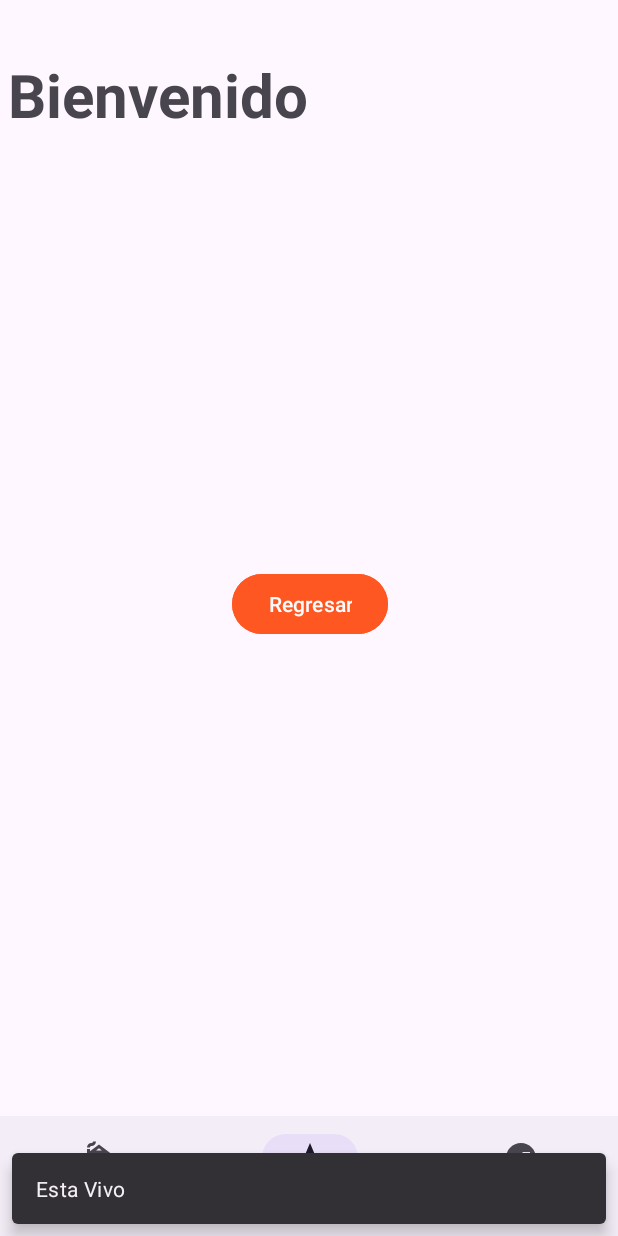
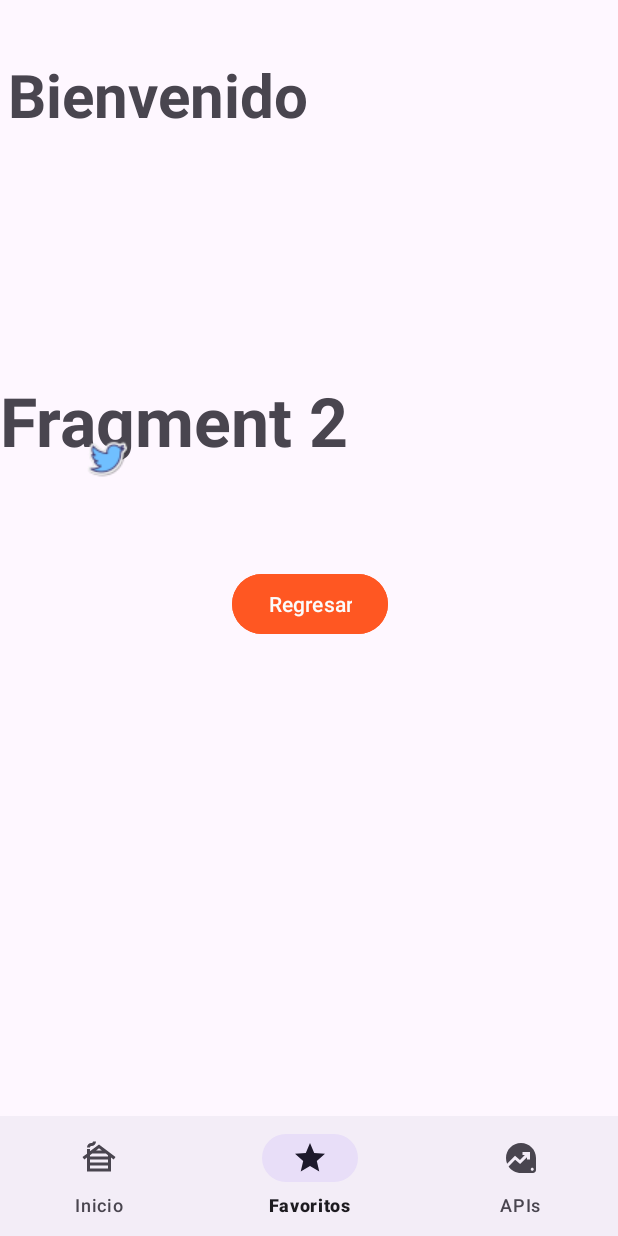
Before and after one commit to David-Masabanda/Interfaz_Dispositivos, an Android app: the screen it shows after launch (EmptyActivity), item 2 of the bottom bar chosen, on a phone screen of 412 x 824 dp. Run offline under Robolectric (Android 15) with nearby library versions, the light colour scheme and no system bars.

Commit message:
Fragment

```diff
--- a/app/src/main/java/com/example/pruebaxd/ui/activities/EmptyActivity.kt
+++ b/app/src/main/java/com/example/pruebaxd/ui/activities/EmptyActivity.kt
@@ -8,6 +8,8 @@ import androidx.core.view.get
 import com.example.pruebaxd.R
 import com.example.pruebaxd.databinding.ActivityEmptyBinding
 import com.example.pruebaxd.ui.fragments.FirstFragment
+import com.example.pruebaxd.ui.fragments.SecondFragment
+import com.example.pruebaxd.ui.fragments.ThirdFragment
 import com.google.android.material.snackbar.Snackbar
 
 class EmptyActivity : AppCompatActivity() {
@@ -66,21 +68,40 @@ class EmptyActivity : AppCompatActivity() {
                     true
                 }
                 R.id.option_2 -> {
+
+                    val frag2=SecondFragment()
+                    val transaccion2=supportFragmentManager.beginTransaction()
+                    transaccion2.add(binding.frm.id,frag2)
+                    transaccion2.addToBackStack(null)
+                    transaccion2.commit()
+
+
+
                     // Respond to navigation item 2 click
-                    Snackbar.make(
-                        binding.bottomNavigation,
-                        "Esta Vivo",
-                        Snackbar.LENGTH_SHORT
-                    )
-                        .show()
+//                    Snackbar.make(
+//                        binding.bottomNavigation,
+//                        "Esta Vivo",
+//                        Snackbar.LENGTH_SHORT
+//                    )
+//                        .show()
                     true
                 }
                 R.id.option_3 -> {
-                    // Respond to navigation item 2 click
-                    var intent = Intent(this,MainActivity::class.java
-                    )
-                    //   intent.putExtra("var1","Juan")
-                    startActivity(intent)
+
+
+                    val frag3=ThirdFragment()
+                    val transaccion3=supportFragmentManager.beginTransaction()
+                    transaccion3.add(binding.frm.id,frag3)
+                    transaccion3.addToBackStack(null)
+                    transaccion3.commit()
+
+
+
+//                    // Respond to navigation item 2 click
+//                    var intent = Intent(this,MainActivity::class.java
+//                    )
+//                    //   intent.putExtra("var1","Juan")
+//                    startActivity(intent)
                     true
                 }
                 else -> false
--- /dev/null
+++ b/app/src/main/java/com/example/pruebaxd/ui/fragments/SecondFragment.kt
@@ -0,0 +1,28 @@
+package com.example.pruebaxd.ui.fragments
+
+import android.os.Bundle
+import androidx.fragment.app.Fragment
+import android.view.LayoutInflater
+import android.view.View
+import android.view.ViewGroup
+import com.example.pruebaxd.R
+import com.example.pruebaxd.databinding.FragmentSecondBinding
+
+
+class SecondFragment : Fragment() {
+
+    private lateinit var binding: FragmentSecondBinding
+
+    override fun onCreateView(
+        inflater: LayoutInflater, container: ViewGroup?,
+        savedInstanceState: Bundle?
+    ): View? {
+        // Inflate the layout for this fragment
+        binding=FragmentSecondBinding.inflate(
+            layoutInflater, container, false)
+
+        return binding.root
+    }
+
+
+}
--- /dev/null
+++ b/app/src/main/res/layout/fragment_second.xml
@@ -0,0 +1,27 @@
+<?xml version="1.0" encoding="utf-8"?>
+<androidx.constraintlayout.widget.ConstraintLayout xmlns:android="http://schemas.android.com/apk/res/android"
+    xmlns:tools="http://schemas.android.com/tools"
+    android:layout_width="match_parent"
+    android:layout_height="match_parent"
+    tools:context=".ui.fragments.SecondFragment">
+
+    <!-- TODO: Update blank fragment layout -->
+    <TextView
+        android:id="@+id/text2"
+        android:layout_width="match_parent"
+        android:layout_height="wrap_content"
+        android:text="Fragment 2"
+        android:textSize="45sp"
+        android:textStyle="bold"
+        />
+
+    <ImageView
+        android:id="@+id/imageView2"
+        android:layout_width="143dp"
+        android:layout_height="111dp"
+        android:scaleType="center"
+        android:src="@drawable/logo_twitter30"
+        tools:layout_editor_absoluteX="141dp"
+        tools:layout_editor_absoluteY="155dp" />
+
+</androidx.constraintlayout.widget.ConstraintLayout>
```
Also changed, not shown: app/src/main/java/com/example/pruebaxd/ui/fragments/ThirdFragment.kt (added, +28 -0 lines), app/src/main/res/layout/fragment_third.xml (added, +21 -0 lines).
